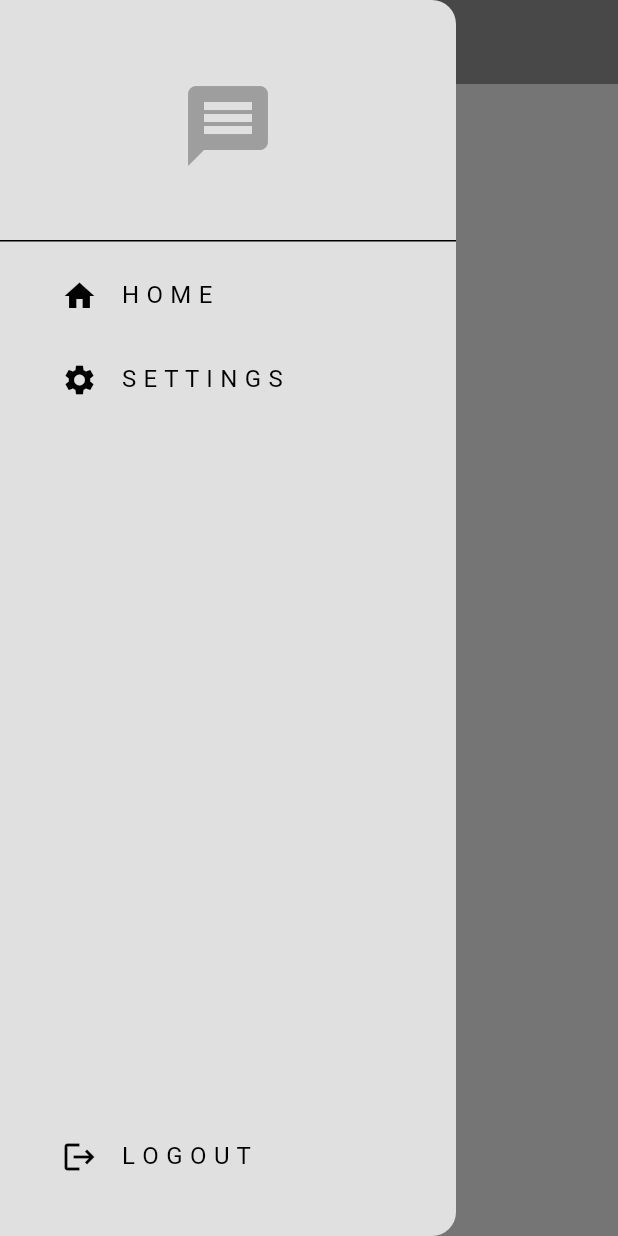
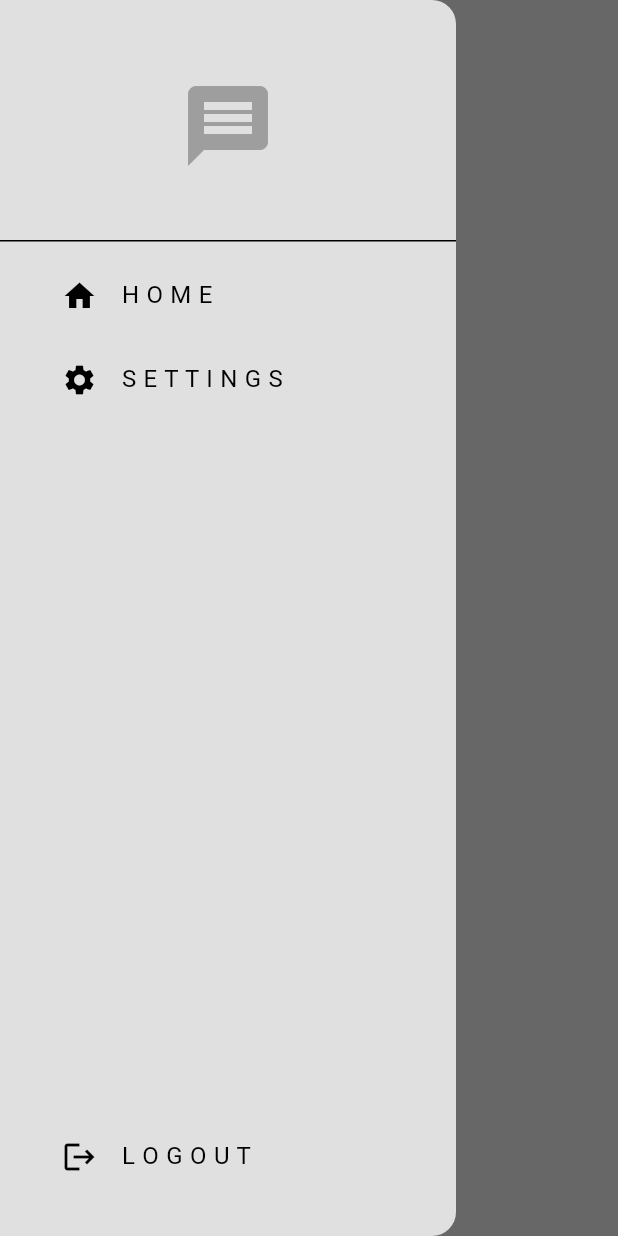
Before and after one commit to Shahmir978/minimal_chat_app_flutter, a Flutter app: the screen it shows once a user with an empty profile is signed in, with the side drawer open, on a phone screen of 412 x 824 dp. Run offline on Flutter 3.47's test engine with Material 3 defaults, Android fonts, the phone set to English and light mode, and no system bars; our stand-ins replace cloud_firestore, firebase_auth, firebase_core; missing offline and left inert: dart:js; accounts and stored records are empty.

Commit message:
themedata structure ready

```diff
--- a/lib/Pages/Home_Page.dart
+++ b/lib/Pages/Home_Page.dart
@@ -16,13 +16,13 @@
   @override
   Widget build(BuildContext context) {
     return Scaffold(
+      backgroundColor: Theme.of(context).colorScheme.background,
       appBar: AppBar(
         centerTitle: true,
-        backgroundColor: Theme.of(context).colorScheme.primary,
-        title: Text(
-          'Home Page',
-          style: TextStyle(color: Colors.white),
-        ),
+        backgroundColor: Colors.transparent,
+        elevation: 0,
+        foregroundColor: Colors.grey,
+        title: Text('Home Page'),
       ),
       drawer: makeDrawer(),
       body: _buildUserList(),
@@ -67,7 +67,8 @@
             context,
             MaterialPageRoute(
               builder: (context) => ChatPage(
-                recieverEmail: userData["email"], receiverID: userData['uid'],
+                recieverEmail: userData["email"],
+                receiverID: userData['uid'],
               ),
             ),
           );
--- /dev/null
+++ b/lib/Themes/dark_mode.dart
@@ -0,0 +1,11 @@
+import 'package:flutter/material.dart';
+
+ThemeData darkMode = ThemeData(
+  colorScheme: ColorScheme.dark(
+    background: Colors.grey.shade900,
+    primary: Colors.grey.shade600,
+    secondary: Colors.grey.shade700,
+    tertiary: Colors.grey.shade800,
+    inversePrimary: Colors.grey.shade300,
+  ),
+);
--- /dev/null
+++ b/lib/Themes/theme_provider.dart
@@ -0,0 +1,24 @@
+import 'package:flutter/material.dart';
+import 'package:minimal_chat_app_flutter/Themes/Light_Mode.dart';
+import 'package:minimal_chat_app_flutter/Themes/dark_mode.dart';
+
+class ThemeProvider extends ChangeNotifier {
+  ThemeData _themeData = lightMode;
+
+  ThemeData get themeData => _themeData;
+
+  bool get isDarkMode => _themeData == darkMode;
+
+set themeData(ThemeData themeData){
+  _themeData = themeData;
+  notifyListeners();
+}
+ void toggleTheme(){
+  if (themeData == lightMode) {
+    themeData = darkMode;
+  }
+  else {
+    themeData = lightMode;
+  }
+ }
+}
--- a/lib/main.dart
+++ b/lib/main.dart
@@ -1,14 +1,21 @@
+import 'dart:js';
+
 import 'package:firebase_core/firebase_core.dart';
 import 'package:flutter/material.dart';
 import 'package:minimal_chat_app_flutter/Services/Auth/auth_gate.dart';
 
 import 'package:minimal_chat_app_flutter/Themes/Light_Mode.dart';
+import 'package:minimal_chat_app_flutter/Themes/theme_provider.dart';
 import 'package:minimal_chat_app_flutter/firebase_options.dart';
+import 'package:provider/provider.dart';
 
 void main() async {
   WidgetsFlutterBinding.ensureInitialized();
   await Firebase.initializeApp(options: DefaultFirebaseOptions.currentPlatform);
-  runApp(const MyApp());
+  runApp(
+    ChangeNotifierProvider(create: (context)=>ThemeProvider(),
+    child: const MyApp(),)
+  );
 }
 
 class MyApp extends StatelessWidget {
@@ -18,7 +25,7 @@
   Widget build(BuildContext context) {
     return MaterialApp(
       debugShowCheckedModeBanner: false,
-      theme: lightMode,
+      theme: Provider.of<ThemeProvider>(context).themeData,
       home: AuthGate(),
     );
   }
--- a/pubspec.yaml
+++ b/pubspec.yaml
@@ -38,6 +38,7 @@
   firebase_core: ^2.27.0
   firebase_auth: ^4.17.8
   cloud_firestore: ^4.11.0
+  provider: ^6.1.2
 
 dev_dependencies:
   flutter_test:
```
Also changed, not shown: lib/Components/chat_bubble.dart (added, +19 -0 lines), lib/Pages/Chat_Page.dart (+43 -14 lines), lib/Pages/Settings_Page.dart (+7 -3 lines), pubspec.lock.
